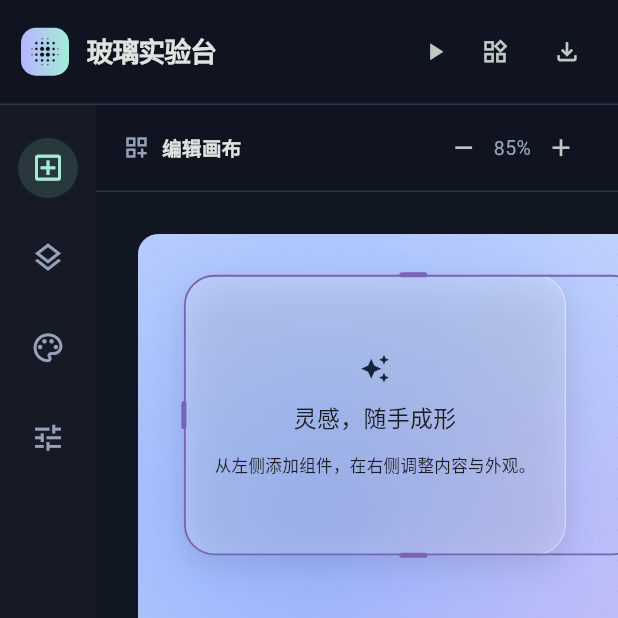
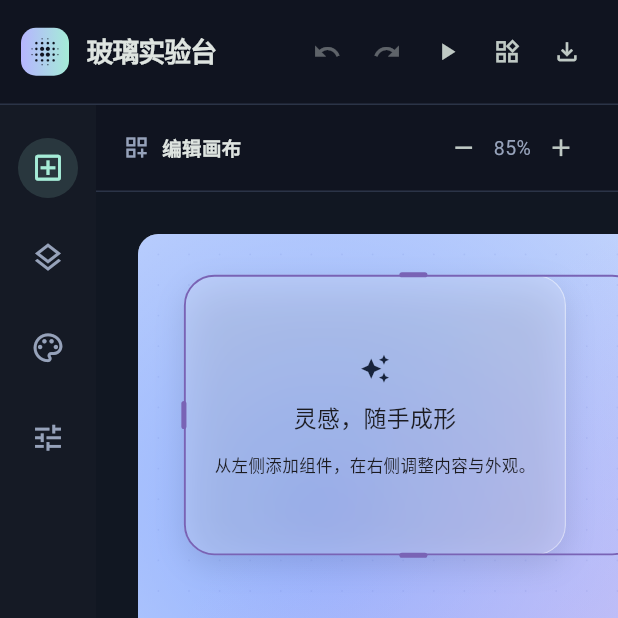
Before and after one commit to surface-user/Flutter_liquid_glass, a Flutter app: the screen it shows after launch, on a phone screen of 412 x 824 dp, the top half of it. Run offline on Flutter 3.47's test engine with Material 3 defaults, Android fonts, the phone set to English and light mode, and no system bars; missing offline and left inert: dart:js_interop; Roboto replaces fonts that are missing (LabSans).

Commit message:
fix(deployment): keep undo and redo beside preview without deletion banner

```diff
--- a/deployment/component-lab-site/app/lib/main.dart
+++ b/deployment/component-lab-site/app/lib/main.dart
@@ -366,7 +366,7 @@ class _GlassLabState extends State<GlassLab> {
               ),
               child: Row(
                 children: [
-                  if (!small || textScale <= 1.3)
+                  if ((!small || c.maxWidth >= 390) && textScale <= 1.3)
                     Container(
                       width: 32,
                       height: 32,
@@ -376,7 +376,8 @@ class _GlassLabState extends State<GlassLab> {
                       ),
                       child: const Icon(Icons.blur_on, color: ink, size: 23),
                     ),
-                  if (!small || textScale <= 1.3) const SizedBox(width: 12),
+                  if ((!small || c.maxWidth >= 390) && textScale <= 1.3)
+                    const SizedBox(width: 12),
                   Expanded(
                     child: Text(
                       '玻璃实验台',
@@ -400,19 +401,23 @@ class _GlassLabState extends State<GlassLab> {
                     ),
                     const SizedBox(width: 20),
                   ],
-                  if (wide)
+                  Row(
+                    key: const ValueKey('history-controls'),
+                    mainAxisSize: MainAxisSize.min,
+                    children: [
                       tool(
                         Icons.undo,
                         '撤销',
                         past.isEmpty ? null : () => undo(false),
                       ),
-                  if (wide)
                       tool(
                         Icons.redo,
                         '重做',
                         future.isEmpty ? null : () => undo(true),
                       ),
-                  const SizedBox(width: 8),
+                    ],
+                  ),
+                  if (!small) const SizedBox(width: 8),
                   KeyedSubtree(
                     key: const ValueKey('run-preview'),
                     child: wide && textScale <= 1.3
@@ -458,7 +463,7 @@ class _GlassLabState extends State<GlassLab> {
                       icon: const Icon(Icons.code, size: 16),
                       label: const Text('布局配置'),
                     ),
-                  const SizedBox(width: 8),
+                  if (!small) const SizedBox(width: 8),
                   if (!wide)
                     tool(
                       Icons.file_download_outlined,
@@ -1045,13 +1050,6 @@ class _GlassLabState extends State<GlassLab> {
       overDelete = false;
     });
     persist();
-    if (deleted)
-      messenger.currentState?.showSnackBar(
-        SnackBar(
-          content: const Text('组件已删除'),
-          action: SnackBarAction(label: '撤销', onPressed: () => undo(false)),
-        ),
-      );
   }
 
   Widget previewModule(Json m, BuildContext appContext) {
```
Also changed, not shown: 4 other files. Lines whose indentation alone changed are shown as unchanged.
